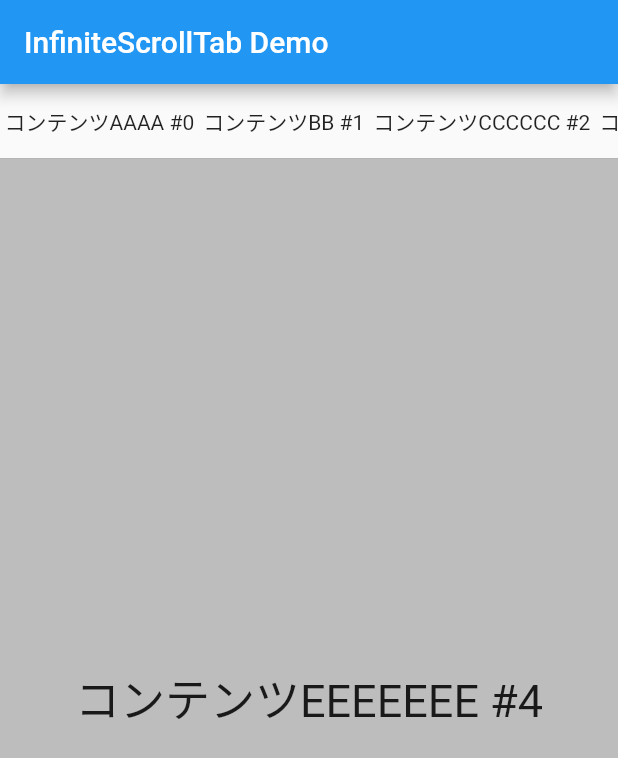
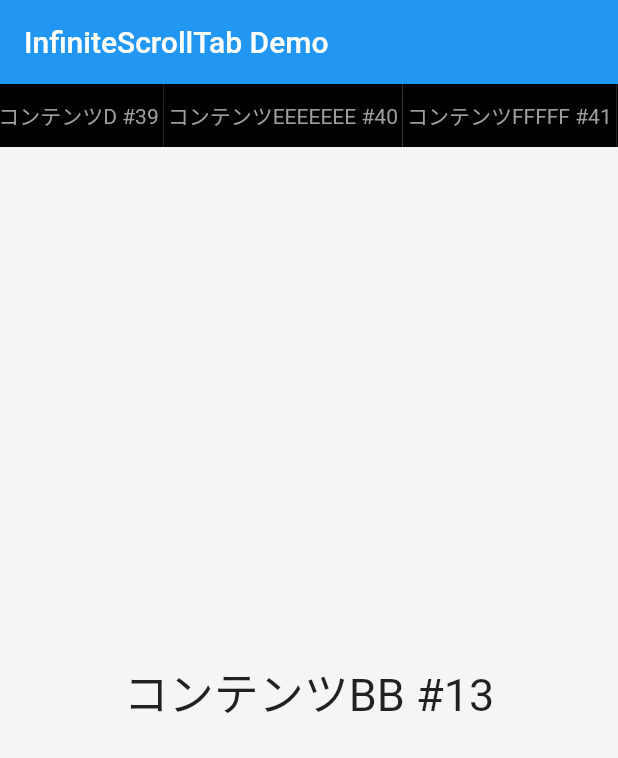
Before and after one commit to thaitani/flutter_infinite_scroll_tab, a Flutter app: the screen it shows after launch, on a phone screen of 412 x 824 dp. Shown: the top 758 px of the screen. Run offline on Flutter 3.47's test engine with Material 2 defaults, Android fonts, the phone set to English and light mode, and no system bars; drawn by our look-alikes of scroll_to_index.

Commit message:
初期化処理作成

```diff
--- a/lib/main.dart
+++ b/lib/main.dart
@@ -28,7 +28,7 @@ const _contents = [
   'コンテンツCCCCCC',
   'コンテンツD',
   'コンテンツEEEEEEE',
-  'コンテンツFFFFF'
+  'コンテンツFFFFF',
 ];
 
 class HomePage extends StatelessWidget {
@@ -40,13 +40,22 @@ class HomePage extends StatelessWidget {
       appBar: AppBar(
         title: const Text('InfiniteScrollTab Demo'),
       ),
-      body: const _Content(),
+      body: _Content(
+        width: MediaQuery.of(context).size.width,
+        initialIndex: 13,
+      ),
     );
   }
 }
 
 class _Content extends StatefulWidget {
-  const _Content();
+  const _Content({
+    this.initialIndex = 0,
+    required this.width,
+  });
+
+  final int initialIndex;
+  final double width;
 
   @override
   __ContentState createState() => __ContentState();
@@ -56,38 +65,42 @@ class __ContentState extends State<_Content> {
   late AutoScrollController _tabScrollController;
   late ScrollController _pageScrollController;
 
-  int _selectIndex = 4;
+  int _selectIndex = 0;
   bool _isTapScrolling = false;
 
   String _convertContent(int index) {
     return _contents[index % _contents.length];
   }
 
-  double getPageFromPixels(double pixels, double viewportDimension) {
-    final actual = pixels / viewportDimension;
+  double _getPageFromPixels(ScrollPosition position) {
+    final actual = position.pixels / position.viewportDimension;
     final round = actual.roundToDouble();
     return (actual - round).abs() < precisionErrorTolerance ? round : actual;
   }
 
   @override
   void initState() {
-    _tabScrollController = AutoScrollController(axis: Axis.horizontal)
-      ..scrollToIndex(
+    _selectIndex = widget.initialIndex;
+    _tabScrollController = AutoScrollController(
+      initialScrollOffset: widget.width * widget.initialIndex,
+      axis: Axis.horizontal,
+    )..scrollToIndex(
         _selectIndex,
         preferPosition: AutoScrollPosition.middle,
       );
     _pageScrollController =
-        ScrollController(initialScrollOffset: 375.0 * _selectIndex)
+        ScrollController(initialScrollOffset: widget.width * _selectIndex)
           ..addListener(() {
             if (_isTapScrolling) {
               return;
             }
-            final page = getPageFromPixels(
-              _pageScrollController.position.pixels,
-              _pageScrollController.position.viewportDimension,
+            final page = _getPageFromPixels(
+              _pageScrollController.position,
             );
             final index = page.round();
-            if (index != _selectIndex) {
+            if (index == _selectIndex) {
+              return;
+            }
             setState(() {
               _selectIndex = index;
             });
@@ -95,7 +108,6 @@ class __ContentState extends State<_Content> {
               index,
               preferPosition: AutoScrollPosition.middle,
             );
-            }
           });
     super.initState();
   }
@@ -107,7 +119,7 @@ class __ContentState extends State<_Content> {
     super.dispose();
   }
 
-  Widget tabContentBuilder({
+  Widget _tabContentBuilder({
     required BuildContext context,
     required int index,
   }) {
@@ -138,17 +150,23 @@ class __ContentState extends State<_Content> {
         },
         child: DecoratedBox(
           decoration: BoxDecoration(
+            color: Colors.black,
             border: Border(
               bottom: BorderSide(
                 color:
-                    index == _selectIndex ? Colors.black : Colors.transparent,
+                    index == _selectIndex ? Colors.black38 : Colors.transparent,
               ),
             ),
           ),
           child: Padding(
             padding: const EdgeInsets.all(3),
             child: Tab(
-              text: '${_convertContent(index)} #$index',
+              child: Text(
+                '${_convertContent(index)} #$index',
+                style: TextStyle(
+                  color: index == _selectIndex ? Colors.white : Colors.grey,
+                ),
+              ),
             ),
           ),
         ),
@@ -156,7 +174,7 @@ class __ContentState extends State<_Content> {
     );
   }
 
-  Widget contentBuilder({
+  Widget _contentBuilder({
     required BuildContext context,
     required int index,
   }) {
@@ -176,7 +194,7 @@ class __ContentState extends State<_Content> {
     return Column(
       children: [
         SizedBox(
-          height: 50,
+          height: 42,
           child: DecoratedBox(
             decoration: const BoxDecoration(
               border: Border(
@@ -187,7 +205,7 @@ class __ContentState extends State<_Content> {
               ),
             ),
             child: InfiniteListView(
-              itemBuilder: (context, index) => tabContentBuilder(
+              itemBuilder: (context, index) => _tabContentBuilder(
                 context: context,
                 index: index,
               ),
@@ -198,7 +216,7 @@ class __ContentState extends State<_Content> {
         ),
         Expanded(
           child: InfiniteListView(
-            itemBuilder: (context, index) => contentBuilder(
+            itemBuilder: (context, index) => _contentBuilder(
               context: context,
               index: index,
             ),
```
Lines whose indentation alone changed are shown as unchanged.
